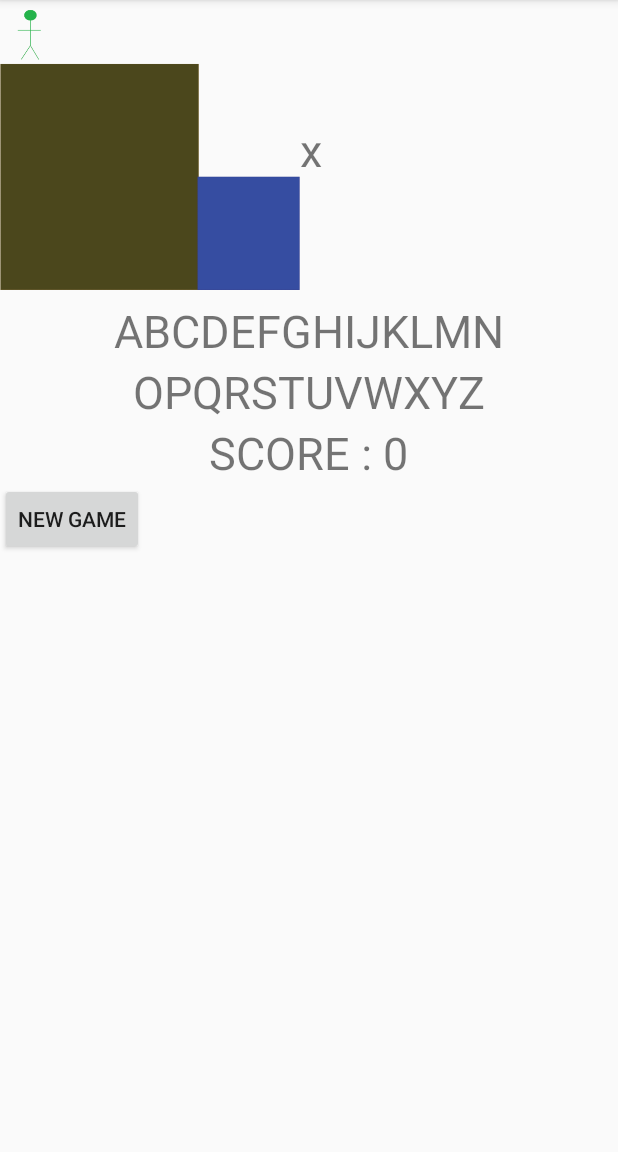
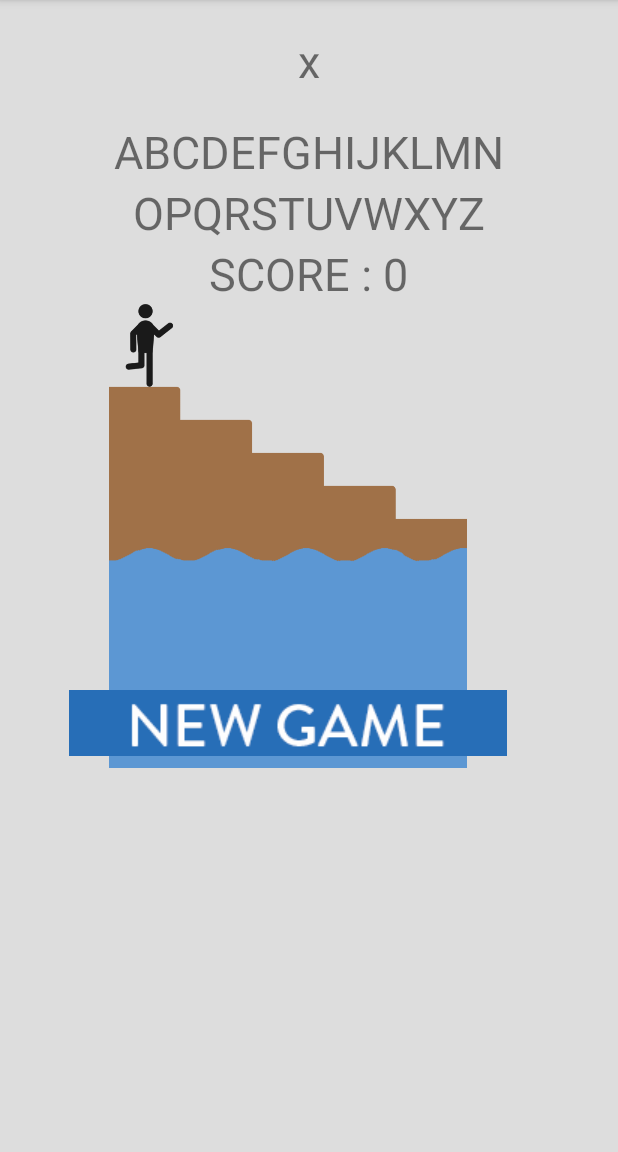
Before and after one commit to hjtaki/lab6-Alexhan-Natsumi, an Android app: the screen it shows after launch (MainActivity), on a phone screen of 412 x 824 dp, the part 84-1236 px from its top. Run offline under Robolectric (Android 15) with nearby library versions, the phone set to English and light mode, and no system bars.

Commit message:
replaced images

```diff
--- a/app/src/main/java/hjtaki/a2dimengame/MainActivity.java
+++ b/app/src/main/java/hjtaki/a2dimengame/MainActivity.java
@@ -7,6 +7,7 @@ import android.support.v7.app.AppCompatActivity;
 import android.os.Bundle;
 import android.view.View;
 import android.widget.Button;
+import android.widget.ImageButton;
 import android.widget.ImageView;
 import android.widget.LinearLayout;
 import android.widget.TextView;
@@ -35,7 +36,7 @@ public class MainActivity extends AppCompatActivity {
     TextView answer1;
     String answer;
     TextView score;
-    Button btn;
+    ImageButton btn;
 
 
 
--- a/app/src/main/res/layout/activity_main.xml
+++ b/app/src/main/res/layout/activity_main.xml
@@ -5,21 +5,16 @@
     xmlns:tools="http://schemas.android.com/tools"
     android:layout_width="match_parent"
     android:layout_height="match_parent"
+    android:background="#ddd"
     tools:context=".MainActivity"
     android:orientation="vertical">
 
     <LinearLayout
         android:layout_width="match_parent"
         android:layout_height="wrap_content"
+        android:padding="20dp"
+        android:gravity="center"
         android:orientation="horizontal">
-
-        <ImageView
-            android:id="@+id/hangman"
-            android:layout_width="200dp"
-            android:layout_height="200dp"
-            />
-
-
 
         <TextView
             android:id="@+id/answerLetter1"
@@ -28,8 +23,6 @@
             android:layout_width="wrap_content"
             android:layout_height="wrap_content"
             android:text="1"/>
-
-
 
     </LinearLayout>
 
@@ -224,16 +217,41 @@
             android:text="0"/>
     </LinearLayout>
 
-    <Button
-        android:id="@+id/newGameBtn"
+    <android.support.constraint.ConstraintLayout
         android:layout_width="wrap_content"
-        android:layout_height="wrap_content"
-        android:onClick="startNewGame"
-        android:text="new game" />
+        android:layout_height="wrap_content">
 
+        <ImageView
+            android:id="@+id/hangman"
+            android:layout_width="384dp"
+            android:layout_height="309dp"
+            android:src="@drawable/hangman5"
+            app:layout_constraintBottom_toBottomOf="parent"
+            app:layout_constraintEnd_toEndOf="parent"
+            app:layout_constraintHorizontal_bias="0.0"
+            app:layout_constraintStart_toStartOf="parent"
+            app:layout_constraintTop_toTopOf="parent"
+            app:layout_constraintVertical_bias="0.0" />
 
-
-
+        <ImageButton
+            android:id="@+id/newGameBtn"
+            android:layout_width="292dp"
+            android:layout_height="44dp"
+            android:layout_marginBottom="8dp"
+            android:layout_marginEnd="8dp"
+            android:layout_marginLeft="8dp"
+            android:layout_marginRight="8dp"
+            android:layout_marginStart="8dp"
+            android:layout_marginTop="8dp"
+            android:onClick="startNewGame"
+            android:src="@drawable/btn_new"
+            android:text="new game"
+            app:layout_constraintBottom_toBottomOf="parent"
+            app:layout_constraintEnd_toEndOf="parent"
+            app:layout_constraintStart_toStartOf="parent"
+            app:layout_constraintTop_toTopOf="parent"
+            app:layout_constraintVertical_bias="1.0" />
+    </android.support.constraint.ConstraintLayout>
 
 
 </LinearLayout>
```
Also changed, not shown: app/src/main/res/drawable/btn_new.png (added), app/src/main/res/drawable/hangman0.png, app/src/main/res/drawable/hangman1.png, app/src/main/res/drawable/hangman2.png, app/src/main/res/drawable/hangman3.png, app/src/main/res/drawable/hangman4.png, app/src/main/res/drawable/hangman5.png.
